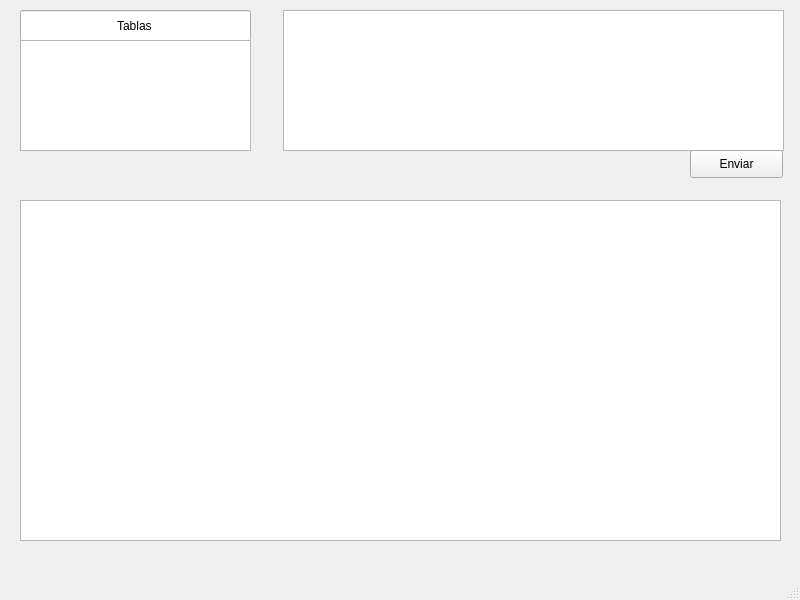
Old version of the form ProyectoBD2Qt/ProyectoQt/gui.ui in the repository XChanitoX/Proyecto1_BD2.
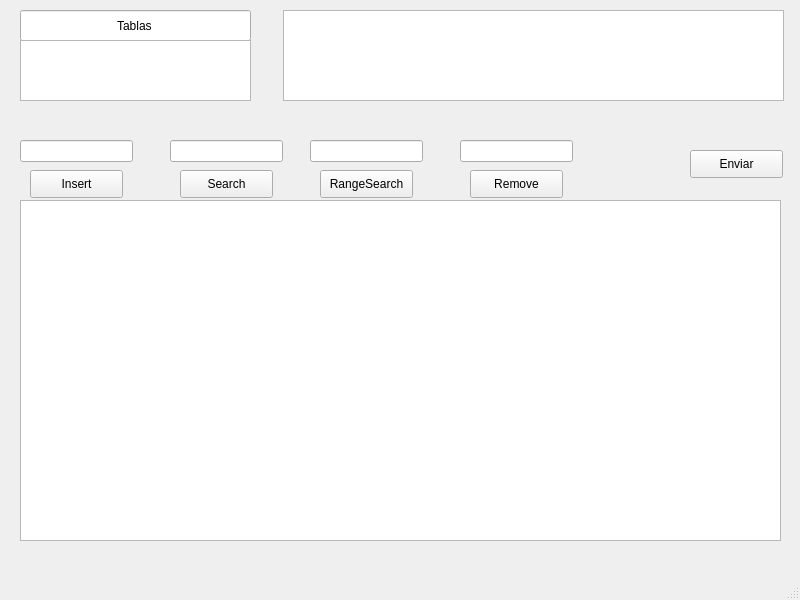
New version of the form.

What changed in the file:
```diff
--- a/ProyectoBD2Qt/ProyectoQt/gui.ui
+++ b/ProyectoBD2Qt/ProyectoQt/gui.ui
@@ -30,7 +30,7 @@
       <x>283</x>
       <y>10</y>
       <width>501</width>
-      <height>141</height>
+      <height>91</height>
      </rect>
     </property>
    </widget>
@@ -69,7 +69,99 @@
       <x>20</x>
       <y>40</y>
       <width>231</width>
-      <height>111</height>
+      <height>61</height>
+     </rect>
+    </property>
+   </widget>
+   <widget class="QPushButton" name="Insert">
+    <property name="geometry">
+     <rect>
+      <x>30</x>
+      <y>170</y>
+      <width>93</width>
+      <height>28</height>
+     </rect>
+    </property>
+    <property name="text">
+     <string>Insert</string>
+    </property>
+   </widget>
+   <widget class="QPushButton" name="Search">
+    <property name="geometry">
+     <rect>
+      <x>180</x>
+      <y>170</y>
+      <width>93</width>
+      <height>28</height>
+     </rect>
+    </property>
+    <property name="text">
+     <string>Search</string>
+    </property>
+   </widget>
+   <widget class="QPushButton" name="RangeSearch">
+    <property name="geometry">
+     <rect>
+      <x>320</x>
+      <y>170</y>
+      <width>93</width>
+      <height>28</height>
+     </rect>
+    </property>
+    <property name="text">
+     <string>RangeSearch</string>
+    </property>
+   </widget>
+   <widget class="QPushButton" name="Remove">
+    <property name="geometry">
+     <rect>
+      <x>470</x>
+      <y>170</y>
+      <width>93</width>
+      <height>28</height>
+     </rect>
+    </property>
+    <property name="text">
+     <string>Remove</string>
+    </property>
+   </widget>
+   <widget class="QLineEdit" name="TextInsert">
+    <property name="geometry">
+     <rect>
+      <x>20</x>
+      <y>140</y>
+      <width>113</width>
+      <height>22</height>
+     </rect>
+    </property>
+   </widget>
+   <widget class="QLineEdit" name="TextSearch">
+    <property name="geometry">
+     <rect>
+      <x>170</x>
+      <y>140</y>
+      <width>113</width>
+      <height>22</height>
+     </rect>
+    </property>
+   </widget>
+   <widget class="QLineEdit" name="TextRangeSearch">
+    <property name="geometry">
+     <rect>
+      <x>310</x>
+      <y>140</y>
+      <width>113</width>
+      <height>22</height>
+     </rect>
+    </property>
+   </widget>
+   <widget class="QLineEdit" name="TextDelete">
+    <property name="geometry">
+     <rect>
+      <x>460</x>
+      <y>140</y>
+      <width>113</width>
+      <height>22</height>
      </rect>
     </property>
    </widget>
```
